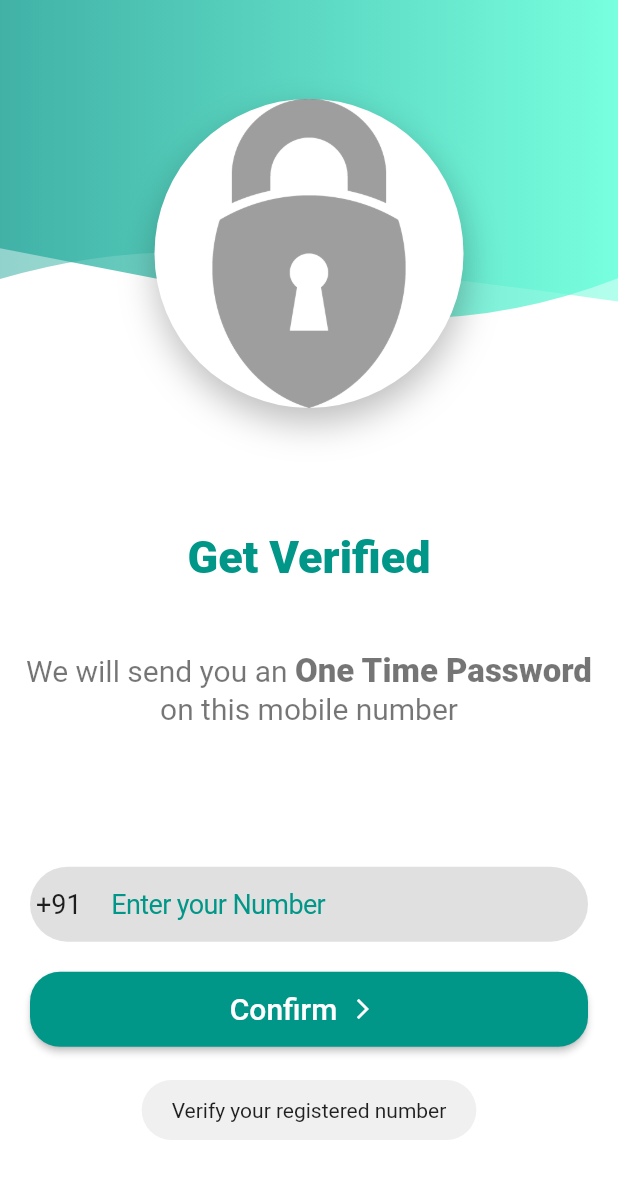
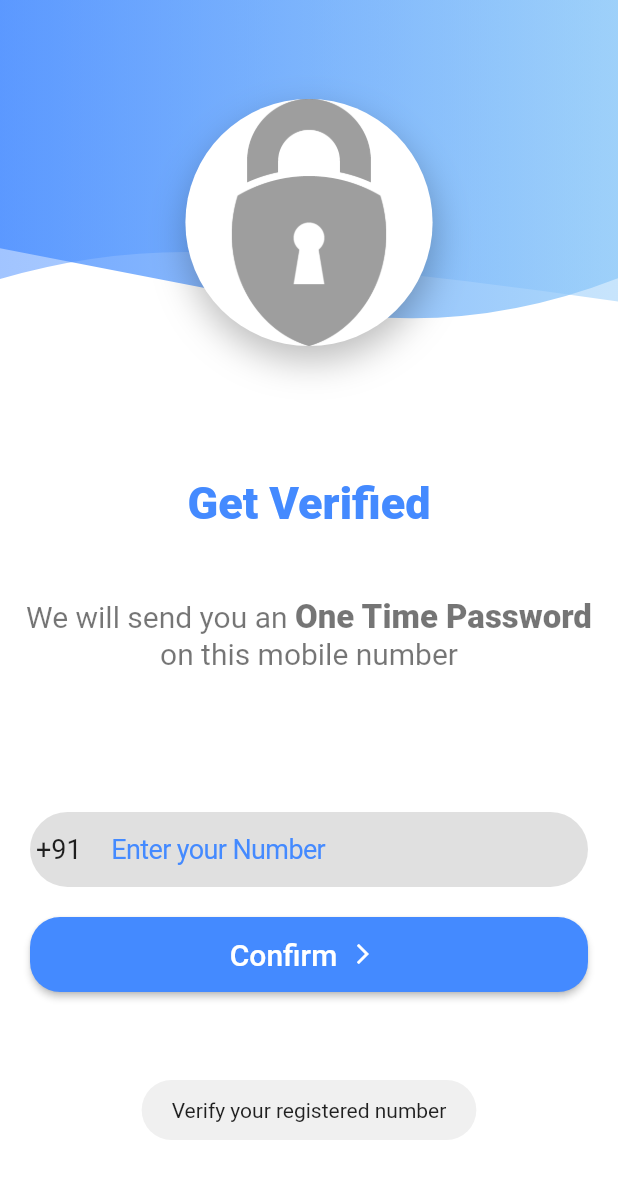
Before and after one commit to sachinsav/Multilingual-Chat-App, a Flutter app: the screen it shows after launch, after a tap on "Register", after a tap on "LogIn", on a phone screen of 412 x 824 dp. Shown: the top 1179 px of the screen. Run offline on Flutter 3.47's test engine with Material 2 defaults, Android fonts, the phone set to English and light mode, and no system bars; our stand-ins replace cloud_firestore, contacts_service, firebase_auth, firebase_messaging, firebase_storage, flutter_cache_manager and 6 more; missing offline and left inert: dropdownfield, popup_menu, translator; accounts and stored records are empty.

Commit message:
theme updated

```diff
--- a/lib/main.dart
+++ b/lib/main.dart
@@ -16,7 +16,7 @@ void main() async{
       debugShowCheckedModeBanner: false,
       //title: 'All Chats',
       // theme: ThemeData(
-      //   primaryColor: Color(0xFF01afbd),
+        // primaryColor: Color(0xff01afbd),
       // ),
       home: Splash(),
     ),
--- a/lib/screens/login.dart
+++ b/lib/screens/login.dart
@@ -47,7 +47,7 @@ class _LoginScreenState extends State<LoginScreen> {
                         margin: const EdgeInsets.symmetric(horizontal: 10),
                         child: const Text('Get Verified',
                           style: TextStyle(
-                              color: Colors.teal,
+                              color: Colors.blueAccent,
                               fontSize: 30,
                               fontWeight: FontWeight.w800
                           ),
@@ -122,7 +122,7 @@ class _LoginScreenState extends State<LoginScreen> {
                               style: TextStyle(fontSize: 18),
                               maxLength: 10,
                               placeholder: 'Enter your Number',
-                              placeholderStyle: TextStyle(color: Colors.teal),
+                              placeholderStyle: TextStyle(color: Colors.blueAccent),
                               prefix: Padding(
                                 padding: EdgeInsets.all(4),
                                 child: Text(
@@ -146,7 +146,7 @@ class _LoginScreenState extends State<LoginScreen> {
                             ),
                             constraints: const BoxConstraints(maxWidth: 500),
                             child: RaisedButton(
-                              color: Colors.teal,
+                              color: Colors.blueAccent,
                               onPressed: () {
                                 // TODO: Check whether number is registered in database
                                 if (phoneController.text.length == 10) {
@@ -251,7 +251,7 @@ class _LoginScreenState extends State<LoginScreen> {
               height: _large ? _height/4 : (_medium ? _height/3.75 : _height/3.5),
               decoration: BoxDecoration(
                 gradient: LinearGradient(
-                  colors: [Colors.teal[400], Colors.tealAccent],
+                  colors: [Colors.blueAccent, Colors.blue[200]],
                 ),
               ),
             ),
@@ -266,7 +266,7 @@ class _LoginScreenState extends State<LoginScreen> {
               height: _large? _height/4.5 : (_medium? _height/4.25 : _height/4),
               decoration: BoxDecoration(
                 gradient: LinearGradient(
-                  colors: [Colors.teal[400], Colors.tealAccent],
+                  colors: [Colors.blueAccent, Colors.blue[200]],
                 ),
               ),
             ),
@@ -274,7 +274,7 @@ class _LoginScreenState extends State<LoginScreen> {
         ),
 
         Container(
-          height: _height / 4,
+          height: _height / 5,
           margin: EdgeInsets.only(top: _large? _height/25 : (_medium? _height/17 : _height/12.5)),
           alignment: Alignment.center,
           decoration: BoxDecoration(
--- a/lib/screens/otp_screen.dart
+++ b/lib/screens/otp_screen.dart
@@ -80,15 +80,15 @@ class _OTPScreenState extends State<OTPScreen> {
               focusNode: _pinPutFocusNode,
               controller: _pinPutController,
               submittedFieldDecoration: BoxDecoration(
-                  color: Colors.teal,
+                  color: Colors.blueAccent,
                   borderRadius: BorderRadius.circular(5)
               ),
               selectedFieldDecoration: BoxDecoration(
-                  color: Colors.teal,
+                  color: Colors.blueAccent,
                   borderRadius: BorderRadius.circular(5)
               ),
               followingFieldDecoration: BoxDecoration(
-                  color: Colors.teal,
+                  color: Colors.blueAccent,
                   borderRadius: BorderRadius.circular(5)
               ),
               pinAnimationType: PinAnimationType.fade,
@@ -182,13 +182,12 @@ class _OTPScreenState extends State<OTPScreen> {
         Opacity(
           opacity: 0.75,
           child: ClipPath(
-            //TODO: add clipper here
             clipper: CustomShapeClipper(),
             child: Container(
               height: _large ? _height/4 : (_medium ? _height/3.75 : _height/3.5),
               decoration: BoxDecoration(
                 gradient: LinearGradient(
-                  colors: [Colors.teal[400], Colors.tealAccent],
+                  colors: [Colors.blueAccent, Colors.blue[200]],
                 ),
               ),
             ),
@@ -198,13 +197,12 @@ class _OTPScreenState extends State<OTPScreen> {
         Opacity(
           opacity: 0.5,
           child: ClipPath(
-            //TODO: add clipper2 here
             clipper: CustomShapeClipper2(),
             child: Container(
               height: _large? _height/4.5 : (_medium? _height/4.25 : _height/4),
               decoration: BoxDecoration(
                 gradient: LinearGradient(
-                  colors: [Colors.teal[400], Colors.tealAccent],
+                  colors: [Colors.blueAccent, Colors.blue[200]],
                 ),
               ),
             ),
--- a/lib/screens/register.dart
+++ b/lib/screens/register.dart
@@ -95,7 +95,7 @@ class _SignUpState extends State<SignUp> {
                   decoration: BoxDecoration(
                       borderRadius: BorderRadius.all(Radius.circular(20.0)),
                       gradient: LinearGradient(
-                          colors: <Color>[Colors.teal[400], Colors.tealAccent]
+                          colors: <Color>[Colors.blueAccent, Colors.blue[200]]
                       )
                   ),
                   padding: const EdgeInsets.all(12.0),
@@ -123,13 +123,12 @@ class _SignUpState extends State<SignUp> {
         Opacity(
             opacity: 0.75,
           child: ClipPath(
-            //TODO: add clipper here
             clipper: CustomShapeClipper(),
             child: Container(
               height: _large ? _height/4 : (_medium ? _height/3.75 : _height/3.5),
               decoration: BoxDecoration(
                 gradient: LinearGradient(
-                  colors: [Colors.teal[400], Colors.tealAccent],
+                  colors: [Colors.blueAccent, Colors.blue[200]],
                 ),
               ),
             ),
@@ -139,13 +138,12 @@ class _SignUpState extends State<SignUp> {
         Opacity(
           opacity: 0.5,
           child: ClipPath(
-            //TODO: add clipper2 here
             clipper: CustomShapeClipper2(),
             child: Container(
               height: _large? _height/4.5 : (_medium? _height/4.25 : _height/4),
               decoration: BoxDecoration(
                 gradient: LinearGradient(
-                  colors: [Colors.teal[400], Colors.tealAccent],
+                  colors: [Colors.blueAccent, Colors.blue[200]],
                 ),
               ),
             ),
@@ -168,23 +166,23 @@ class _SignUpState extends State<SignUp> {
             color: Colors.white,
             shape: BoxShape.circle
           ),
-           // child: Image.asset(
-           //   "assets/images/logo.jpg",
-           //   width: 250.0,
-           //   height: 200.0,
-           // ),
-          child: GestureDetector(
-            onTap: (){
-              //TODO: Adding a photo
-              print('Adding a Photo');
-              Fluttertoast.showToast(msg: 'Select a picture');
-            },
-            child: Icon(
-              Icons.add_a_photo,
-              size: _large? 40: (_medium? 33: 31),
-              color: Colors.black12,
-            ),
-          ),
+           child: Image.asset(
+             "assets/images/logoR.png",
+             width: 250.0,
+             height: 200.0,
+           ),
+          // child: GestureDetector(
+          //   onTap: (){
+          //     //TODO: Adding a photo
+          //     print('Adding a Photo');
+          //     Fluttertoast.showToast(msg: 'Select a picture');
+          //   },
+          //   child: Icon(
+          //     Icons.add_a_photo,
+          //     size: _large? 40: (_medium? 33: 31),
+          //     color: Colors.black12,
+          //   ),
+          // ),
         ),
       ],
     );
@@ -220,11 +218,11 @@ class _SignUpState extends State<SignUp> {
       child: TextFormField(
         controller: _name,
         keyboardType: TextInputType.text,
-        cursorColor: Colors.teal[200],
+        cursorColor: Colors.blueAccent,
         decoration: InputDecoration(
           prefixIcon: Icon(
               Icons.person,
-              color: Colors.teal[200],
+              color: Colors.blue[900],
               size: 20
           ),
           hintText: 'Full Name',
@@ -251,11 +249,11 @@ class _SignUpState extends State<SignUp> {
       child: TextFormField(
         controller: _email,
         keyboardType: TextInputType.emailAddress,
-        cursorColor: Colors.teal[200],
+        cursorColor: Colors.blueAccent,
         decoration: InputDecoration(
           prefixIcon: Icon(
               Icons.email,
-              color: Colors.teal[200],
+              color: Colors.blue[900],
               size: 20
           ),
           hintText: 'E-mail Address',
@@ -291,11 +289,11 @@ class _SignUpState extends State<SignUp> {
       child: TextFormField(
         controller: _phone,
         keyboardType: TextInputType.phone,
-        cursorColor: Colors.teal[200],
+        cursorColor: Colors.blueAccent,
         decoration: InputDecoration(
           prefixIcon: Icon(
               Icons.phone_android,
-              color: Colors.teal[200],
+              color: Colors.blue[900],
               size: 20
           ),
           hintText: 'Mobile Number',
@@ -329,7 +327,7 @@ class _SignUpState extends State<SignUp> {
         mainAxisAlignment: MainAxisAlignment.center,
         children: <Widget>[
           Checkbox(
-              activeColor: Colors.teal[400],
+              activeColor: Colors.blue[900],
               value: checkBoxValue,
               onChanged: (bool newValue){
                 setState(() {
@@ -421,7 +419,7 @@ class _SignUpState extends State<SignUp> {
             child: Text(
               "LogIn",
               style: TextStyle(
-                  fontWeight: FontWeight.w800, color: Colors.teal[200], fontSize: 17),
+                  fontWeight: FontWeight.w800, color: Colors.blue[900], fontSize: 17),
             ),
           )
         ],
--- a/lib/screens/splashscreen.dart
+++ b/lib/screens/splashscreen.dart
@@ -21,13 +21,13 @@ class Splash extends StatelessWidget {
         navigateAfterSeconds: islogin ? ContactsPage(phoneNo) :SignUp(),
         title: new Text('Wait a moment...',textScaleFactor: 1,),
         image: Image.asset(
-          'assets/images/logo.jpg',
+          'assets/images/logoR.png',
           height: MediaQuery.of(context).size.height,
           width: MediaQuery.of(context).size.width,
         ),
         loadingText: Text("Loading"),
-        photoSize: 185.0,
-        loaderColor: Colors.teal,
+        photoSize: 160.0,
+        loaderColor: Colors.blue[200],
       ),
     );
   }
--- a/pubspec.yaml
+++ b/pubspec.yaml
@@ -75,6 +75,8 @@ flutter:
     - assets/images/2.png
     - assets/images/powered_by.png
     - assets/images/logo.jpg
+    - assets/images/logoR.png
+    - assets/images/logoR2.png
 
   # An image asset can refer to one or more resolution-specific "variants", see
   # https://flutter.dev/assets-and-images/#resolution-aware.
```
Also changed, not shown: assets/images/logoR.png (added), assets/images/logoR2.png (added), pubspec.lock.
